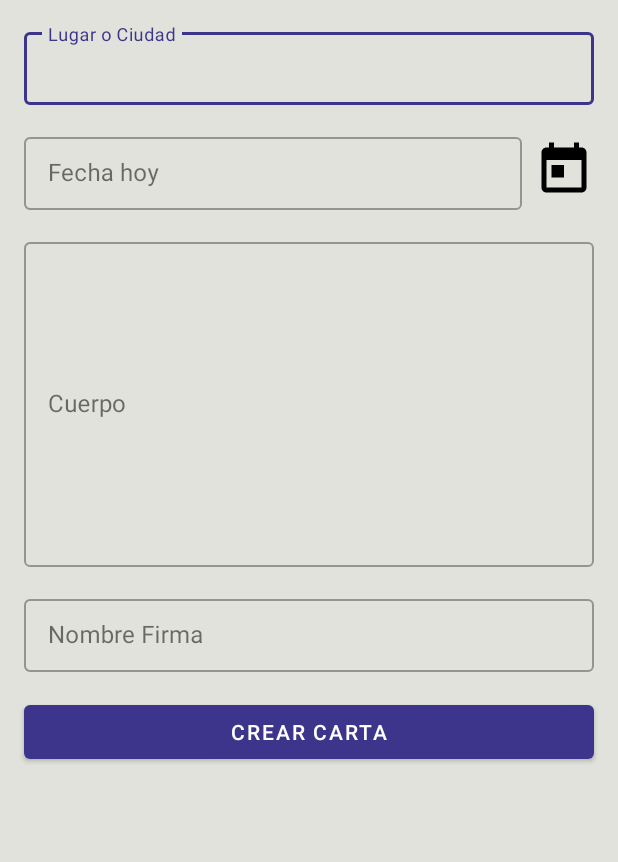
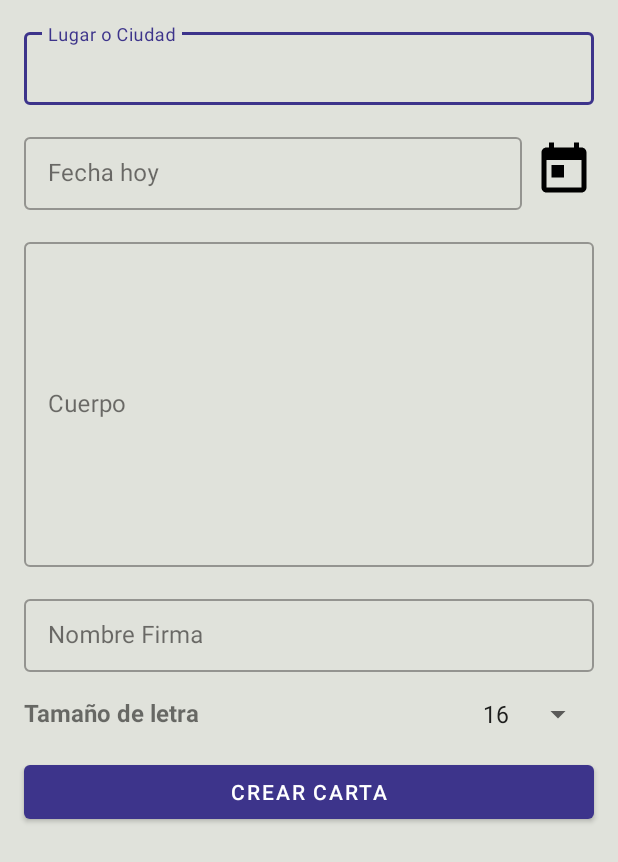
Before and after one commit to chrismagaa/ConstanciaLaboral, an Android app: the fragment CartaLibreFragment shown on its own in the app's theme, on a phone screen of 412 x 824 dp. Shown: the top 862 px of the screen. Run offline under Robolectric (Android 15) with nearby library versions, the phone set to English and light mode, and no system bars; Roboto replaces fonts that are not available here.

Commit message:
implementacion de tamano de letra

```diff
--- a/app/src/main/java/com/camgapps/constancia_laboral/ui/cartalibre/CartaLibreFragment.kt
+++ b/app/src/main/java/com/camgapps/constancia_laboral/ui/cartalibre/CartaLibreFragment.kt
@@ -3,6 +3,8 @@ package com.camgapps.constancia_laboral.ui.cartalibre
 import android.app.DatePickerDialog
 import android.os.Bundle
 import android.view.*
+import android.widget.ArrayAdapter
+import android.widget.Spinner
 import androidx.core.os.bundleOf
 import androidx.fragment.app.Fragment
 import androidx.navigation.fragment.findNavController
@@ -19,10 +21,13 @@ class CartaLibreFragment : Fragment() {
 
     lateinit var setListener: DatePickerDialog.OnDateSetListener
 
-    val df = SimpleDateFormat("d/MMMM/yyyy", Locale.getDefault())
+    val df = SimpleDateFormat("d 'de' MMMM 'del' yyyy", Locale.getDefault())
     private var day by Delegates.notNull<Int>()
     private var month by Delegates.notNull<Int>()
     private var year by Delegates.notNull<Int>()
+
+    val listSizeLetters  = arrayOf("12", "13", "14","16", "17","18", "19")
+    val selectionSizeLetter = 3
 
     private var _binding: FragmentCartaLibreBinding? = null
     val binding get() = _binding!!
@@ -41,6 +46,16 @@ class CartaLibreFragment : Fragment() {
         year = calendarHoy.get(Calendar.YEAR)
 
         initListeners()
+
+        val spinner: Spinner = binding.spinnerSizeLetter
+        ArrayAdapter( requireContext(), android.R.layout.simple_spinner_item, listSizeLetters).also { adapter ->
+            // Specify the layout to use when the list of choices appears
+            adapter.setDropDownViewResource(android.R.layout.simple_spinner_dropdown_item)
+            // Apply the adapter to the spinner
+            spinner.adapter = adapter
+        }
+
+        spinner.setSelection(selectionSizeLetter)
 
         setHasOptionsMenu(true)
 
@@ -98,11 +113,14 @@ class CartaLibreFragment : Fragment() {
         outputFile = File.createTempFile(UUID.randomUUID().toString(), ".pdf", outputDir)
         outputFile.deleteOnExit()
 
+        val sizeLetter: Float = binding.spinnerSizeLetter.selectedItem.toString().toFloat()
+
         val plantilla = PlantillaLibre(
             binding.inputCiudad.text(),
             binding.inputFecha.text(),
             binding.inputCuerpo.text(),
-            binding.inputFirma.text()
+            binding.inputFirma.text(),
+            sizeLetter
         )
         plantilla.createPdf(outputFile)
 
--- a/app/src/main/res/layout/fragment_carta_libre.xml
+++ b/app/src/main/res/layout/fragment_carta_libre.xml
@@ -32,7 +32,7 @@
                 app:layout_constraintBottom_toBottomOf="parent"
                 app:layout_constraintEnd_toEndOf="parent"
                 app:layout_constraintStart_toStartOf="parent"
-                app:layout_constraintTop_toBottomOf="@+id/inputFirma" />
+                app:layout_constraintTop_toBottomOf="@+id/spinnerSizeLetter" />
 
             <com.google.android.material.textfield.TextInputLayout
                 android:id="@+id/inputFirma"
@@ -51,6 +51,28 @@
                     android:layout_height="wrap_content"
                     android:hint="@string/txt_nombre_de_firma" />
             </com.google.android.material.textfield.TextInputLayout>
+
+            <TextView
+                android:layout_width="0dp"
+                android:layout_height="wrap_content"
+                android:layout_marginStart="16dp"
+                android:layout_marginTop="16dp"
+                android:text="@string/txt_tamano_letra"
+                android:textSize="16sp"
+                android:textStyle="bold"
+                app:layout_constraintEnd_toStartOf="@+id/spinnerSizeLetter"
+                app:layout_constraintStart_toStartOf="parent"
+                app:layout_constraintTop_toBottomOf="@+id/inputFirma" />
+
+
+            <Spinner
+                android:id="@+id/spinnerSizeLetter"
+                android:layout_width="0dp"
+                android:layout_height="wrap_content"
+                android:layout_marginTop="16dp"
+                android:layout_marginEnd="16dp"
+                app:layout_constraintEnd_toEndOf="parent"
+                app:layout_constraintTop_toBottomOf="@+id/inputFirma" />
 
             <com.google.android.material.textfield.TextInputLayout
                 android:id="@+id/inputCiudad"
@@ -85,7 +107,6 @@
                 <com.google.android.material.textfield.TextInputEditText
                     android:layout_width="match_parent"
                     android:layout_height="wrap_content"
-                    android:enabled="false"
                     android:hint="@string/tx_fecha" />
             </com.google.android.material.textfield.TextInputLayout>
 
--- a/app/src/main/res/values/strings.xml
+++ b/app/src/main/res/values/strings.xml
@@ -72,5 +72,6 @@
     <string name="txt_descargar">Descargar</string>
     <string name="txt_nombre_de_firma">Nombre Firma</string>
     <string name="txt_cuerpo">Cuerpo</string>
+    <string name="txt_tamano_letra">Tamaño de letra</string>
 
 </resources>
```
Also changed, not shown: app/src/main/java/com/camgapps/constancia_laboral/PlantillasConscantcias/PlantillaCinco.kt (+7 -11 lines), app/src/main/java/com/camgapps/constancia_laboral/PlantillasConscantcias/PlantillaCuatro.kt (+4 -7 lines), app/src/main/java/com/camgapps/constancia_laboral/PlantillasConscantcias/PlantillaDos.kt (+5 -11 lines), app/src/main/java/com/camgapps/constancia_laboral/PlantillasConscantcias/PlantillaLibre.kt (+3 -5 lines), app/src/main/java/com/camgapps/constancia_laboral/PlantillasConscantcias/PlantillaTres.kt (+5 -11 lines), app/src/main/java/com/camgapps/constancia_laboral/PlantillasConscantcias/PlantillaUno.kt (+5 -12 lines), app/src/main/java/com/camgapps/constancia_laboral/ui/plantillas/EditPlantillaFragment.kt (+30 -7 lines), app/src/main/res/layout/fragment_edit_plantilla.xml (+23 -2 lines).
